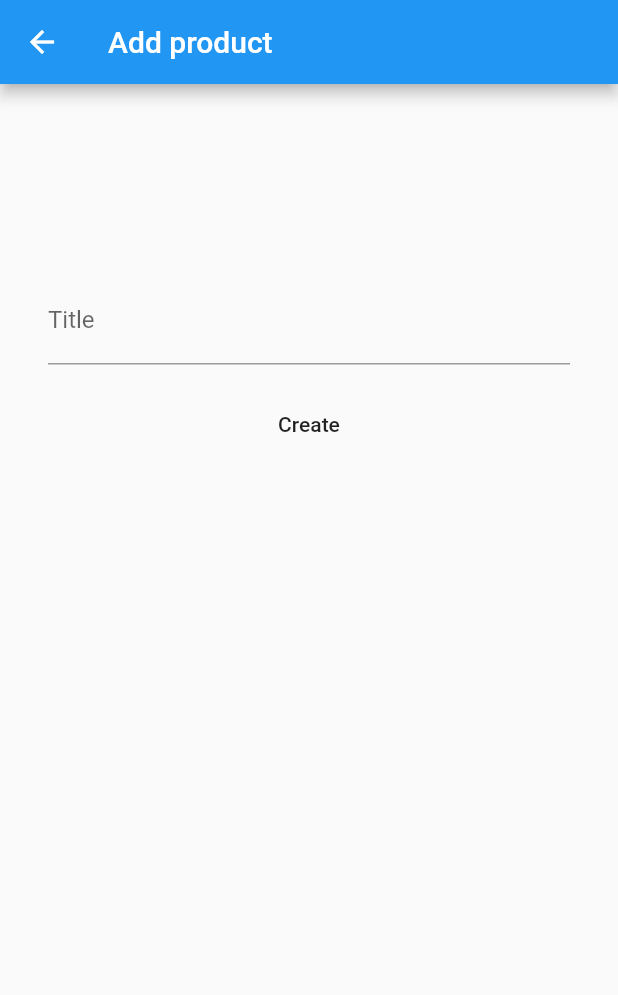
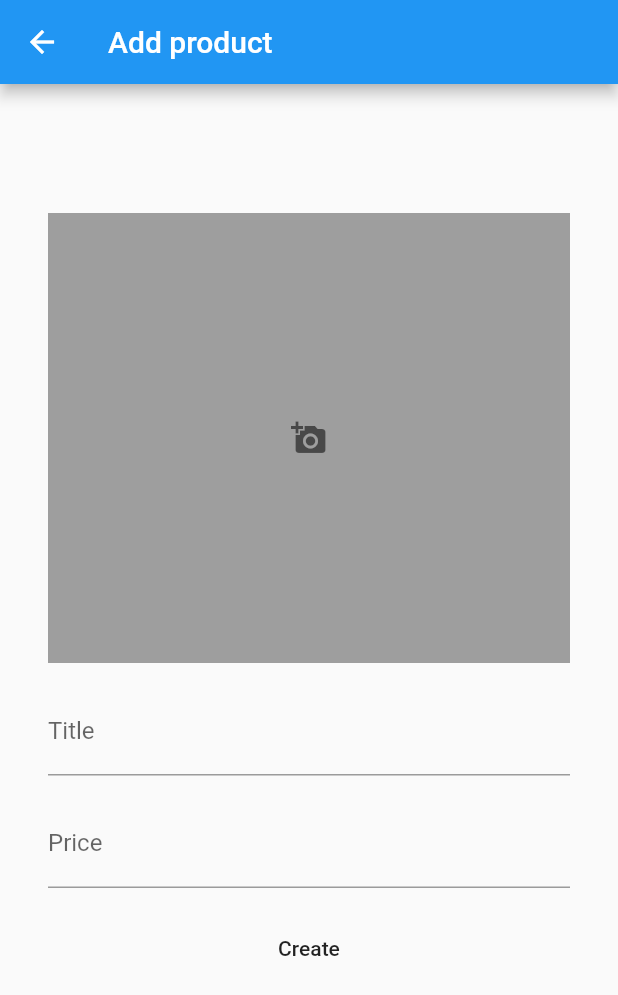
Before and after one commit to farhanroy/flutter-tokobufaiza, a Flutter app: the _AddProductView screen opened directly, on a phone screen of 412 x 824 dp. Shown: the top 995 px of the screen. Run offline on Flutter 3.47's test engine with Material 2 defaults, Android fonts, the phone set to English and light mode, and no system bars; our stand-ins replace equatable, flutter_bloc, formz, image_picker, sqflite; accounts and stored records are empty.

Commit message:
:rocket: add ui for image picker

```diff
--- a/lib/src/helper/DatabaseHelper.dart
+++ b/lib/src/helper/DatabaseHelper.dart
@@ -31,6 +31,6 @@ class DatabaseHelper {
   void _onCreate(Database db, int version) async {
     // When creating the db, create the table
     await db.execute(
-        "CREATE TABLE product(id INTEGER PRIMARY KEY, title TEXT)");
+        "CREATE TABLE product(id INTEGER PRIMARY KEY, title TEXT, price TEXT, imagePath TEXT)");
   }
 }
--- a/lib/src/modules/product/add/AddProductScreen.dart
+++ b/lib/src/modules/product/add/AddProductScreen.dart
@@ -1,6 +1,9 @@
+import 'dart:io';
+
 import 'package:flutter/material.dart';
 import 'package:flutter_bloc/flutter_bloc.dart';
 import 'package:formz/formz.dart';
+import 'package:tokobufaiza/src/utils/Route.dart';
 
 import '../../../repositories/ProductRepository.dart';
 import 'AddProductBloc.dart';
@@ -36,33 +39,63 @@ class _AddProductForm extends StatelessWidget {
   Widget build(BuildContext context) {
     return BlocListener<AddProductBloc, AddProductState>(
       listener: (context, state) {
-
         /// when submit form failure will showing snack bar
         if (state.status.isSubmissionFailure) {
           ScaffoldMessenger.of(context).showSnackBar(
-            const SnackBar(content: Text('Authentication Failure')),
+            const SnackBar(content: Text('Add product failure')),
           );
         }
 
         /// when submit form success will back to dashboard screen
         if (state.status.isSubmissionSuccess) {
           Navigator.pushNamedAndRemoveUntil(
-              context, '/product/dashboard', (route) => false);
+              context, RouteName.DashboardProductScreen, (route) => false);
         }
-
       },
       child: Padding(
         padding: const EdgeInsets.all(32.0),
+        child: SingleChildScrollView(
           child: Column(
             children: [
-            const SizedBox(height: 96.0),
+              const SizedBox(height: 54.0),
+              _AddProductImagePicker(),
+              const SizedBox(height: 16.0),
               _AddProductTitleInput(),
+              const SizedBox(height: 16.0),
+              _AddProductPriceInput(),
               const SizedBox(height: 16.0),
               _AddProductSubmitButton()
             ],
           ),
         ),
+      ),
     );
+  }
+}
+
+class _AddProductImagePicker extends StatelessWidget {
+  @override
+  Widget build(BuildContext context) {
+    final maxWidth = MediaQuery.of(context).size.width;
+    return BlocBuilder<AddProductBloc, AddProductState>(
+        builder: (context, state) {
+      if (state.imagePath.pure) {
+        return GestureDetector(
+          onTap: () => context.read<AddProductBloc>().pickImage(),
+          child: Container(
+            width: maxWidth,
+            height: 300.0,
+            color: Colors.grey,
+            child: Icon(
+              Icons.add_a_photo,
+              color: Colors.black54,
+            ),
+          ),
+        );
+      } else {
+        return Image.file(File(state.imagePath.value!));
+      }
+    });
   }
 }
 
@@ -83,6 +116,23 @@ class _AddProductTitleInput extends StatelessWidget {
   }
 }
 
+class _AddProductPriceInput extends StatelessWidget {
+  @override
+  Widget build(BuildContext context) {
+    return BlocBuilder<AddProductBloc, AddProductState>(
+        builder: (context, state) {
+      return TextField(
+        onChanged: (value) =>
+            context.read<AddProductBloc>().priceChanged(value),
+        decoration: InputDecoration(
+          labelText: 'Price',
+          errorText: state.price.invalid ? 'invalid price' : null,
+        ),
+      );
+    });
+  }
+}
+
 class _AddProductSubmitButton extends StatelessWidget {
   @override
   Widget build(BuildContext context) {
```
Also changed, not shown: 1 other file. Lines whose indentation alone changed are shown as unchanged.
